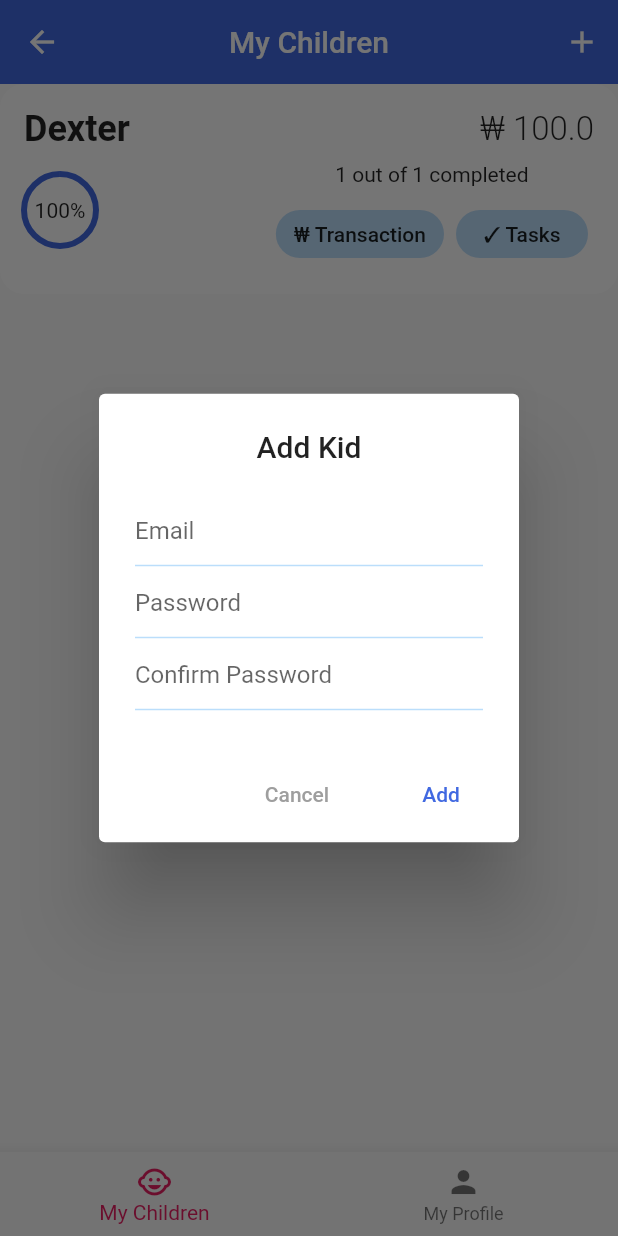
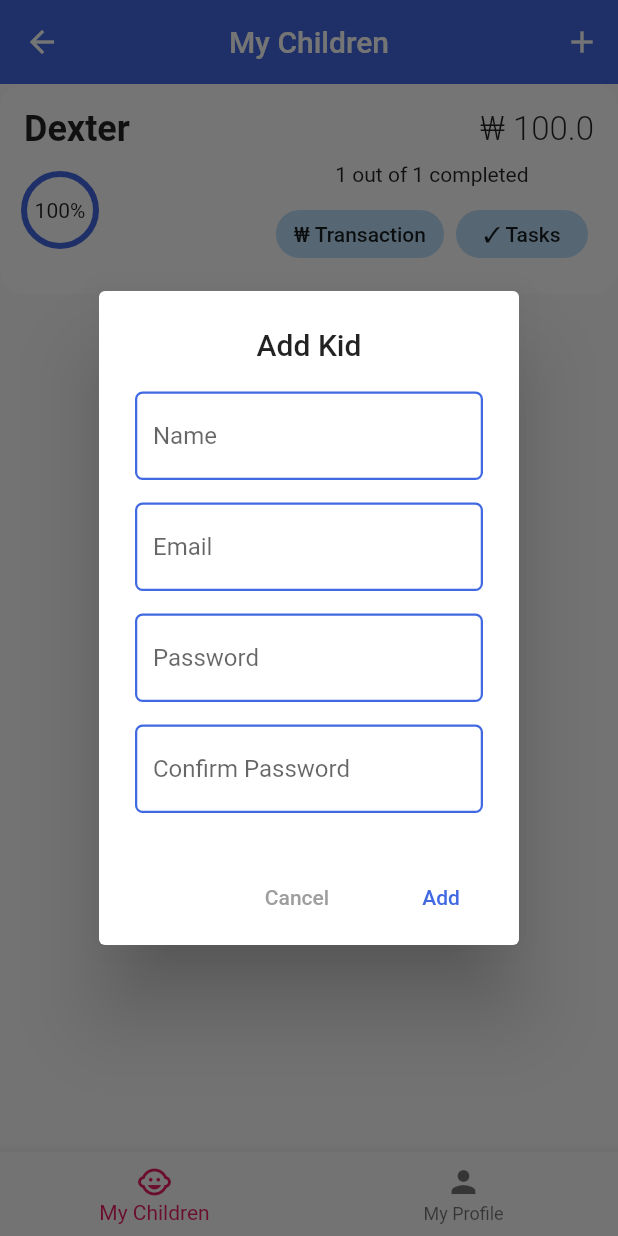
Before and after one commit to insertmike/andromeda-finance-paysafe, a Flutter app: the LoggedParentScreen screen opened by its route, after a tap on the "add" icon, on a phone screen of 412 x 824 dp. Run offline on Flutter 3.47's test engine with Material 2 defaults, Android fonts, the phone set to English and light mode, and no system bars; Roboto replaces fonts that are missing (OpenSans).

Commit message:
Add Kid Dialog fixes

```diff
--- a/frontend/lib/screens/logged_parent_screen.dart
+++ b/frontend/lib/screens/logged_parent_screen.dart
@@ -4,6 +4,7 @@ import 'package:kidromeda/screens/my_profile_page.dart';
 import '../widgets/add_child_dialog.dart';
 import '../widgets/custom_snackbar.dart';
 import '../utils/string_utils.dart';
+import '../theme.dart';
 
 class LoggedParentScreen extends StatefulWidget {
   static const routeName = '/logged_home';
@@ -103,7 +104,9 @@ class _LoggedHomeScreenState extends State<LoggedParentScreen> {
 _displayAddKidDialog(BuildContext context) async {
   final GlobalKey<FormState> _deleteFormKey = GlobalKey<FormState>();
   String _password;
-  String _newPassword;
+  String _passwordConfirmed;
+  String _name;
+  String _email;
   return showDialog(
       context: context,
       builder: (context) {
@@ -116,25 +119,41 @@ _displayAddKidDialog(BuildContext context) async {
               children: <Widget>[
                 TextFormField(
                   obscureText: true,
-                  validator: isPasswordCompliant,
-                  onChanged: (val) => _password = val,
-                  decoration: InputDecoration(
+                  onChanged: (val) => _name = val,
+                  decoration: customInputDecoration.copyWith(
+                    hintText: "Name",
+                  ),
+                ),
+                SizedBox(
+                  height: 15,
+                ),
+                TextFormField(
+                  obscureText: true,
+                  onChanged: (val) => _name = val,
+                  decoration: customInputDecoration.copyWith(
                     hintText: "Email",
                   ),
+                ),
+                SizedBox(
+                  height: 15,
                 ),
                 TextFormField(
                   obscureText: true,
                   validator: isPasswordCompliant,
-                  onChanged: (val) => _password = val,
-                  decoration: InputDecoration(
+                  onChanged: (val) => _passwordConfirmed = val,
+                  decoration: customInputDecoration.copyWith(
                     hintText: "Password",
                   ),
+                ),
+                SizedBox(
+                  height: 15,
                 ),
                 TextFormField(
                   obscureText: true,
                   validator: isPasswordCompliant,
-                  onChanged: (val) => _newPassword = val,
-                  decoration: InputDecoration(hintText: "Confirm Password"),
+                  onChanged: (val) => _passwordConfirmed = val,
+                  decoration: customInputDecoration.copyWith(
+                      hintText: "Confirm Password"),
                 ),
               ],
             ),
```
